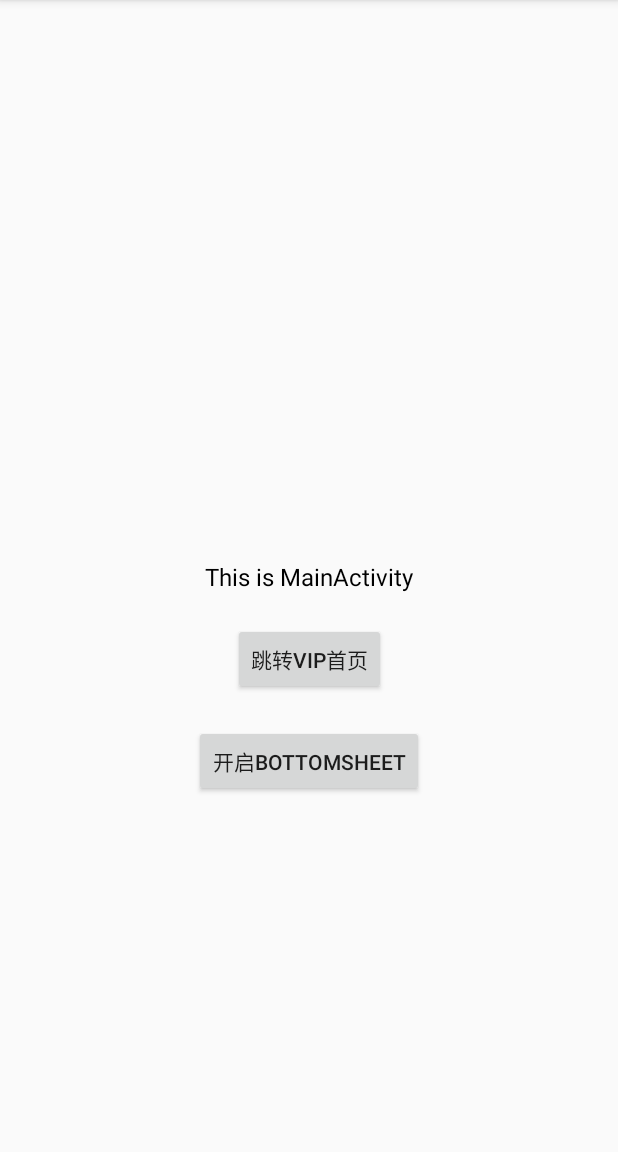
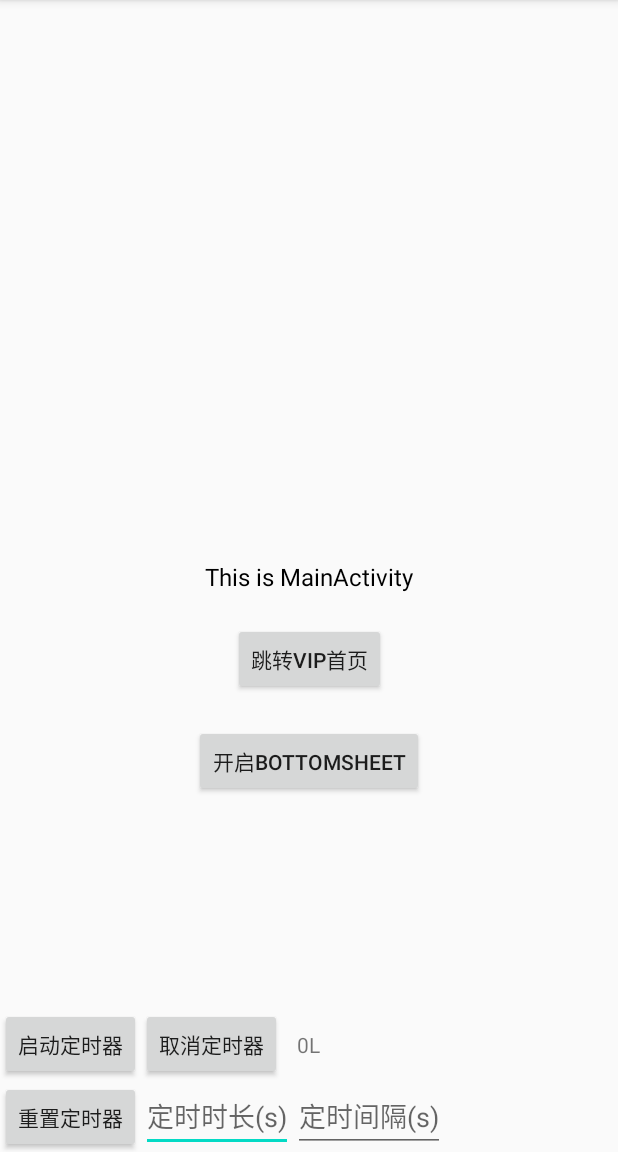
Before and after one commit to isaxiong/XProjectFramework, an Android app: the screen it shows after launch (MainActivity), on a phone screen of 412 x 824 dp, the part 84-1236 px from its top. Run offline under Robolectric (Android 15) with nearby library versions, the phone set to English and light mode, and no system bars; libraries missing offline, so code that uses them is left out: com.alibaba.android, com.umeng.commonsdk, com.umeng.message, org.greenrobot.greendao; 4 statements that could not run were skipped.

Commit message:
提交新版定时器

```diff
--- a/app/src/main/java/com/xiong/xprojectframework/MainActivity.kt
+++ b/app/src/main/java/com/xiong/xprojectframework/MainActivity.kt
@@ -2,10 +2,15 @@ package com.xiong.xprojectframework
 
 import androidx.appcompat.app.AppCompatActivity
 import android.os.Bundle
+import android.text.TextUtils
+import android.util.Log
 import android.view.Menu
 import android.view.MenuItem
+import android.view.View
 import com.alibaba.android.arouter.facade.annotation.Route
 import com.alibaba.android.arouter.launcher.ARouter
+import com.xiong.xprojectframework.util.TimeFormatUtil
+import com.xiong.xprojectframework.util.XCountDownTimerHelper
 import com.xiong.xprojectframework.widget.TestBottomSheetDialogFragment
 import kotlinx.android.synthetic.main.activity_main.*
 import org.greenrobot.greendao.AbstractDaoMaster
@@ -16,13 +21,30 @@ import org.greenrobot.greendao.AbstractDaoMaster
  * @description 首页
  **/
 @Route(path = "/app/MainActivity")
-class MainActivity : AppCompatActivity() {
+class MainActivity : AppCompatActivity(), View.OnClickListener {
 
     override fun onCreate(savedInstanceState: Bundle?) {
         super.onCreate(savedInstanceState)
         setContentView(R.layout.activity_main)
 
         initView()
+        XCountDownTimerHelper.setXOnCountDownTimerListener(object : XCountDownTimerHelper.OnXCountDownTimerListener {
+            override fun onCountDownFinished() {
+                Log.w("xiong", " === onCountDownFinished === ")
+                tv_remain_time.text = "倒计时结束"
+            }
+
+            override fun onCountDownIntervalTick(millisUntilFinished: Long) {
+                Log.w("xiong", " === onCountDownIntervalTick: ${TimeFormatUtil.formatMs(millisUntilFinished)} === ")
+                tv_remain_time.text = TimeFormatUtil.formatMs(millisUntilFinished)
+            }
+
+            override fun onCountDownCancel() {
+                Log.w("xiong", " === onCountDownFinished === ")
+                tv_remain_time.text = "倒计时取消"
+            }
+
+        })
     }
 
     override fun onCreateOptionsMenu(menu: Menu?): Boolean {
@@ -42,10 +64,32 @@ class MainActivity : AppCompatActivity() {
         btn_open_bottom_sheet.setOnClickListener {
             openBottomSheet()
         }
+
+        // 定时器UI
+        btn_start_timer.setOnClickListener(this)
+        btn_cancel_timer.setOnClickListener(this)
+        btn_reset_timer.setOnClickListener(this)
     }
 
     private fun openBottomSheet() {
         TestBottomSheetDialogFragment.getInstance().show(supportFragmentManager, "TestBottomSheetDialogFragment")
     }
 
+    override fun onClick(v: View) {
+        when(v.id) {
+            R.id.btn_start_timer -> {
+                if (!TextUtils.isEmpty(et_time_duration.text) && !TextUtils.isEmpty(et_time_interval.text)) {
+                    XCountDownTimerHelper.startTimer(et_time_duration.text.toString().toLong(), et_time_interval.text.toString().toLong())
+                }
+            }
+            R.id.btn_cancel_timer ->
+                XCountDownTimerHelper.cancelTimer()
+            R.id.btn_reset_timer -> {
+                if (!TextUtils.isEmpty(et_time_duration.text) && !TextUtils.isEmpty(et_time_interval.text)) {
+                    XCountDownTimerHelper.resetTimer(et_time_duration.text.toString().toLong(), et_time_interval.text.toString().toLong())
+                }
+            }
+        }
+    }
+
 }
--- /dev/null
+++ b/app/src/main/res/drawable/vip_hint_radius_toast.xml
@@ -0,0 +1,6 @@
+<?xml version="1.0" encoding="utf-8"?>
+<shape xmlns:android="http://schemas.android.com/apk/res/android"
+    android:shape="rectangle">
+    <solid android:color="#80000000" />
+    <corners android:radius="16dp" />
+</shape>
--- a/app/src/main/res/layout/activity_main.xml
+++ b/app/src/main/res/layout/activity_main.xml
@@ -37,6 +37,55 @@
         app:layout_constraintTop_toBottomOf="@id/btn_test_jump_vip_page"
         android:text="开启BottomSheet"/>
 
+    <LinearLayout
+        android:layout_width="match_parent"
+        android:layout_height="wrap_content"
+        android:orientation="horizontal"
+        app:layout_constraintStart_toStartOf="parent"
+        app:layout_constraintEnd_toEndOf="parent"
+        app:layout_constraintBottom_toTopOf="@+id/ll_reset_time">
+        <Button
+            android:id="@+id/btn_start_timer"
+            android:layout_width="wrap_content"
+            android:layout_height="wrap_content"
+            android:text="启动定时器"/>
+        <Button
+            android:id="@+id/btn_cancel_timer"
+            android:layout_width="wrap_content"
+            android:layout_height="wrap_content"
+            android:text="取消定时器"/>
+        <TextView
+            android:id="@+id/tv_remain_time"
+            android:layout_width="wrap_content"
+            android:layout_height="wrap_content"
+            android:text="0L"
+            android:layout_marginStart="10dp"/>
+    </LinearLayout>
+
+    <LinearLayout
+        android:id="@+id/ll_reset_time"
+        android:layout_width="match_parent"
+        android:layout_height="wrap_content"
+        android:orientation="horizontal"
+        app:layout_constraintStart_toStartOf="parent"
+        app:layout_constraintEnd_toEndOf="parent"
+        app:layout_constraintBottom_toBottomOf="parent">
+        <Button
+            android:id="@+id/btn_reset_timer"
+            android:layout_width="wrap_content"
+            android:layout_height="wrap_content"
+            android:text="重置定时器"/>
+        <EditText
+            android:id="@+id/et_time_duration"
+            android:layout_width="wrap_content"
+            android:layout_height="wrap_content"
+            android:hint="定时时长(s)"/>
+        <EditText
+            android:id="@+id/et_time_interval"
+            android:layout_width="wrap_content"
+            android:layout_height="wrap_content"
+            android:hint="定时间隔(s)"/>
+    </LinearLayout>
 
 
 <!--    <androidx.recyclerview.widget.RecyclerView-->
```
Also changed, not shown: app/src/main/java/com/xiong/xprojectframework/util/ClockTimerHelper.kt (+66 -2 lines), app/src/main/java/com/xiong/xprojectframework/util/TimeFormatUtil.java (added, +53 -0 lines), app/src/main/java/com/xiong/xprojectframework/util/XCountDownTimerHelper.kt (added, +152 -0 lines), app/src/main/java/com/xiong/xprojectframework/widget/VipHintToast.kt (added, +50 -0 lines), app/src/main/res/layout/vip_layout_vip_hint.xml (added, +16 -0 lines).
